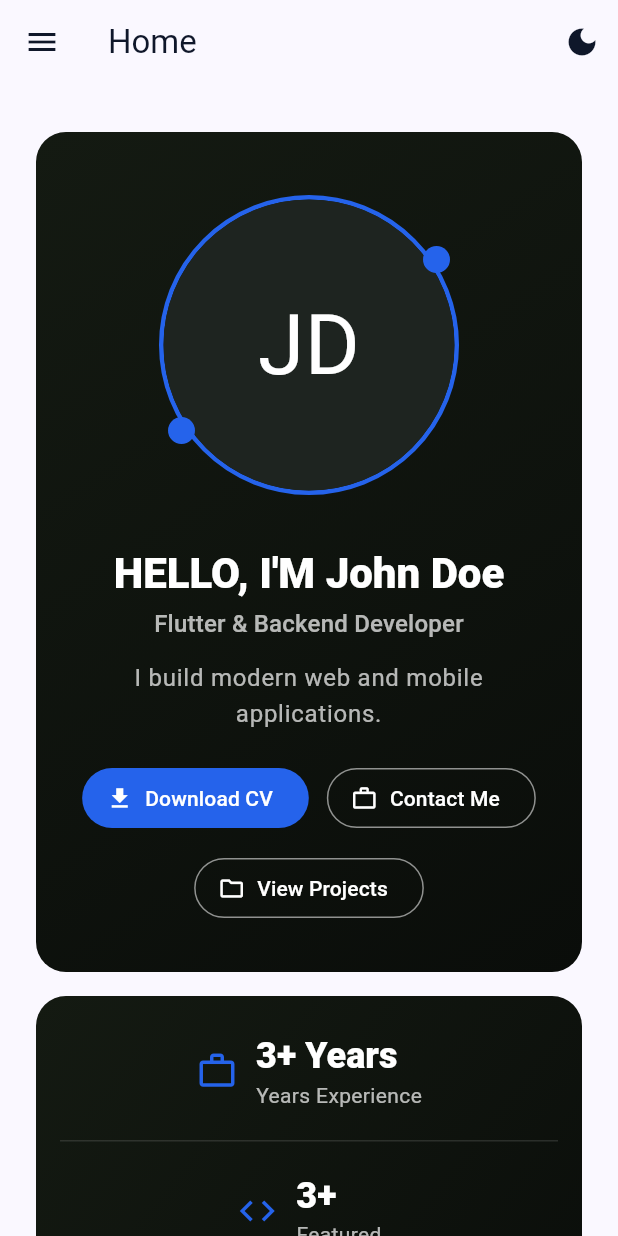
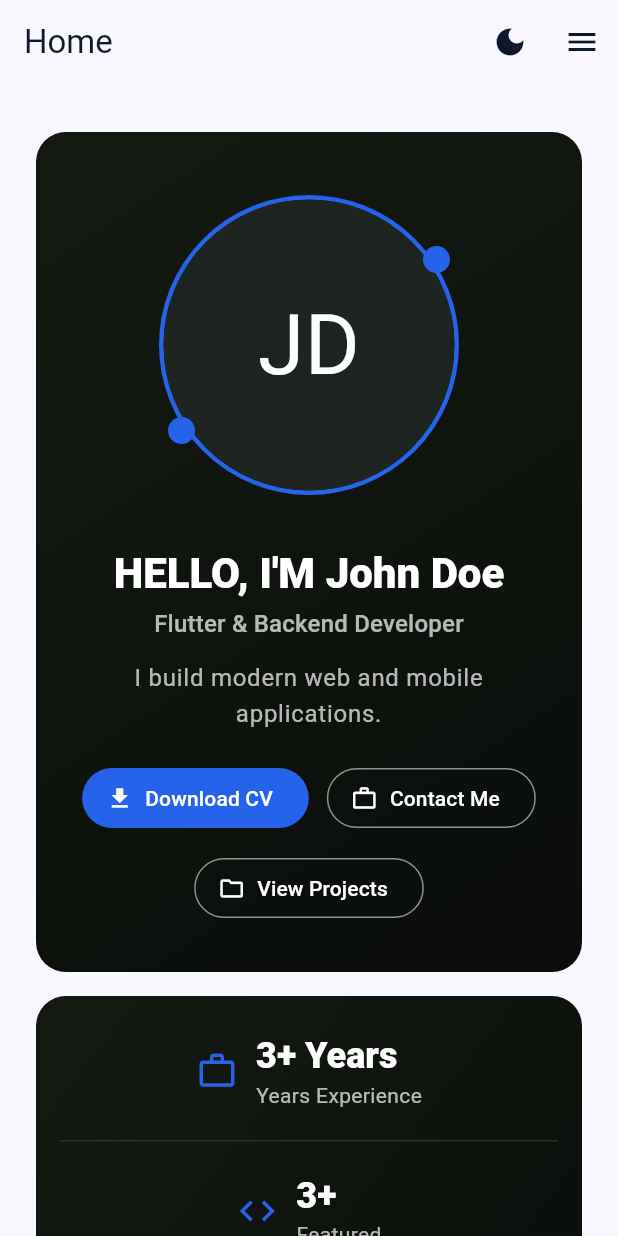
Before and after one commit to oyinss/portfolio, a Flutter app: the screen it shows after launch, on a phone screen of 412 x 824 dp. Run offline on Flutter 3.47's test engine with Material 3 defaults, Android fonts, the phone set to English and light mode, and no system bars; our stand-ins replace file_picker, flutter_svg, go_router, image_picker, shared_preferences.

Commit message:
Mobile bar: menu button moved to top-right

```diff
--- a/app/lib/shared/layouts/responsive_shell.dart
+++ b/app/lib/shared/layouts/responsive_shell.dart
@@ -67,6 +67,7 @@ class _ResponsiveShellState extends State<ResponsiveShell> {
           appBar: isAdmin
               ? null
               : AppBar(
+                  automaticallyImplyLeading: false,
                   title: Text(_titleFor(widget.location)),
             actions: [
               ListenableBuilder(
@@ -75,6 +76,13 @@ class _ResponsiveShellState extends State<ResponsiveShell> {
                   tooltip: 'Toggle light/dark',
                   onPressed: theme.toggleLightDark,
                   icon: Icon(theme.mode == ThemeMode.dark ? Icons.light_mode : Icons.dark_mode),
+                ),
+              ),
+              Builder(
+                builder: (context) => IconButton(
+                  tooltip: 'Open menu',
+                  onPressed: () => Scaffold.of(context).openDrawer(),
+                  icon: const Icon(Icons.menu),
                 ),
               ),
             ],
```
